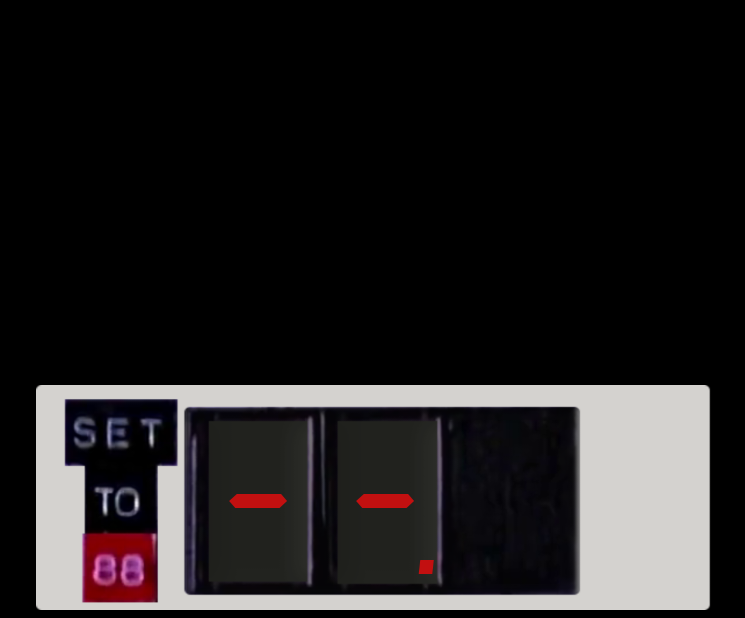
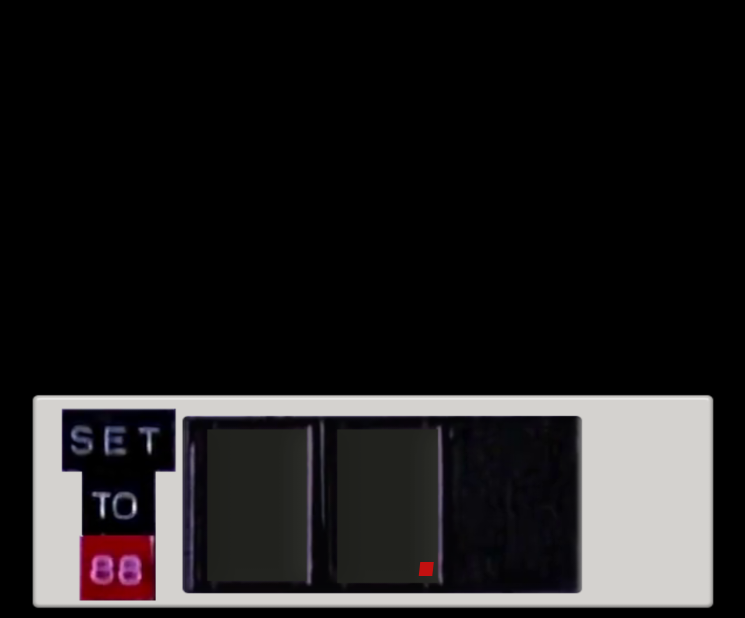
Before and after one commit to outadoc/DeLorean-Speedometer, an Android app: the PluginActivity screen opened directly, with no data from a screen before it, on a phone screen of 824 x 412 dp (held sideways). Shown: the whole screen, without its empty margins (244-989 px from the left). Run offline under Robolectric (Android 15) with nearby library versions, the phone set to English and light mode, and no system bars; libraries missing offline, so code that uses them is left out: org.prowl.torque; 2 statements that could not run were skipped.

Commit message:
Update speedometer asset

```diff
--- a/app/src/main/java/fr/outadev/dmc12speedo/PluginActivity.java
+++ b/app/src/main/java/fr/outadev/dmc12speedo/PluginActivity.java
@@ -169,8 +169,8 @@ public class PluginActivity extends Activity {
 		debug = prefs.getBoolean("pref_debug", false);
 		sfx.setEnabled(prefs.getBoolean("pref_enable_sounds", true));
 
-		txt_speed_diz.setText("-");
-		txt_speed_unit.setText("-");
+		txt_speed_diz.setText("");
+		txt_speed_unit.setText("");
 
 		// Bind to the torque service
 		Intent intent = new Intent();
--- a/app/src/main/res/layout/activity_plugin.xml
+++ b/app/src/main/res/layout/activity_plugin.xml
@@ -13,10 +13,9 @@
 
 	<RelativeLayout
 		android:id="@+id/speedo_view"
-		android:layout_width="450dp"
-		android:layout_height="150dp"
+		android:layout_width="470dp"
+		android:layout_height="155dp"
 		android:layout_gravity="bottom|center"
-		android:layout_marginBottom="5dp"
 		android:background="@drawable/speedo"
 		android:orientation="horizontal">
 
@@ -25,7 +24,7 @@
 			android:layout_width="wrap_content"
 			android:layout_height="wrap_content"
 			android:layout_alignParentBottom="true"
-			android:layout_marginBottom="17dp"
+			android:layout_marginBottom="21dp"
 			android:layout_marginRight="25dp"
 			android:layout_toLeftOf="@+id/txt_speed_unit"
 			android:textColor="#c21010"
@@ -37,8 +36,8 @@
 			android:layout_height="wrap_content"
 			android:layout_alignParentBottom="true"
 			android:layout_alignParentRight="true"
-			android:layout_marginBottom="10dp"
-			android:layout_marginRight="158dp"
+			android:layout_marginBottom="14dp"
+			android:layout_marginRight="168dp"
 			android:padding="0dp"
 			android:text="."
 			android:textColor="#c21010"
@@ -50,7 +49,7 @@
 			android:layout_width="wrap_content"
 			android:layout_height="wrap_content"
 			android:layout_alignParentBottom="true"
-			android:layout_marginBottom="17dp"
+			android:layout_marginBottom="21dp"
 			android:layout_marginRight="-30dp"
 			android:layout_toLeftOf="@+id/txt_dot"
 			android:textColor="#c21010"
```
Also changed, not shown: app/src/main/res/drawable-mdpi/speedo.png.
